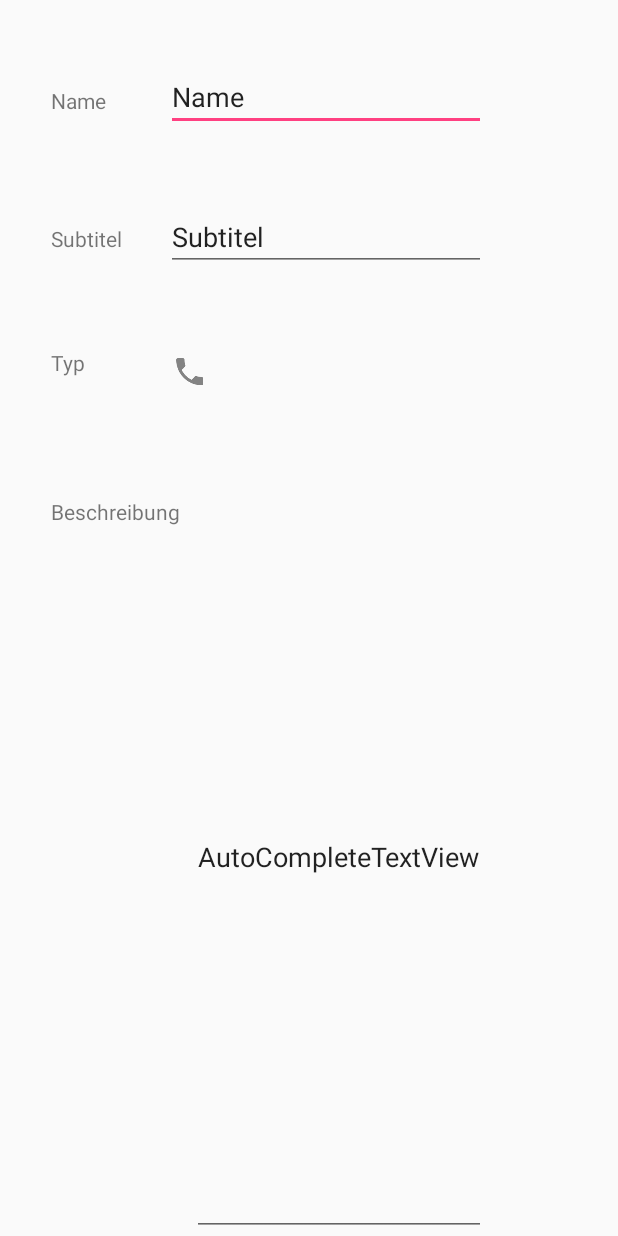
After one commit to Business-Corp/Zwen, an Android app: the layout media_intent.xml on its own in the app's theme, with its tools: preview values and no code run, on a phone screen of 412 x 824 dp. The commit adds this screen. Run offline under Robolectric (Android 15) with nearby library versions, the phone set to English and light mode, and no system bars.

Commit message:
neuer Intent

```diff
--- a/app/src/main/java/business_corp/zwen/MainActivity.java
+++ b/app/src/main/java/business_corp/zwen/MainActivity.java
@@ -1,5 +1,6 @@
 package business_corp.zwen;
 
+import android.content.Intent;
 import android.support.v7.app.AppCompatActivity;
 import android.os.Bundle;
 import android.view.View;
@@ -7,13 +8,18 @@ import android.widget.AdapterView;
 import android.widget.ListView;
 import android.widget.Toast;
 
+import java.io.Serializable;
 import java.util.ArrayList;
 
 public class MainActivity extends AppCompatActivity {
 
+    public final static String EXTRA_MESSAGE = "MediaIntent";
+
     private ListView mediathek;
     private ArrayList<Media> datensaetze;
     private CustomMediaAdapter listAdapter;
+
+
 
     @Override
     protected void onCreate(Bundle savedInstanceState) {
@@ -31,17 +37,26 @@ public class MainActivity extends AppCompatActivity {
 
         mediathek.setAdapter(listAdapter);
 
+
+
+
+
         mediathek.setOnItemClickListener(new AdapterView.OnItemClickListener() {
             @Override
             public void onItemClick(AdapterView<?> parent, View view, int position, long id) {
 
-                //String selectedValue = (String) ge
-                Toast.makeText(getApplicationContext(), "blah", Toast.LENGTH_LONG).show();
-                //Toast.makeText(getApplicationContext(),"blahblah", Toast.LENGTH_SHORT).show();
+
+                Intent intent = new Intent(MainActivity.this, MediaIntent.class);
+                Media media =(Media) mediathek.getItemAtPosition(position);
+
+                intent.putExtra(MainActivity.EXTRA_MESSAGE, (Serializable) media);
+                //Toast.makeText(getApplicationContext(), "blah", Toast.LENGTH_LONG).show();
+
 
             }
         });
 
 
     }
+
 }
--- a/app/src/main/java/business_corp/zwen/Media.java
+++ b/app/src/main/java/business_corp/zwen/Media.java
@@ -11,6 +11,7 @@ public class Media {
     private Integer id;
     private boolean idEingetragen=false;
     private String subtitle;
+    private String bescheibung;
 
     public Media(String nameC,String subtitleC ,Integer typeC){
         name=nameC;
@@ -18,10 +19,11 @@ public class Media {
         type=typeC;
 
     }
-    //------------------------------------------
+    //-----------------------------------------------------------------------------------------
     public String getName(){
         return name;
     }
+    public String getBescheibung(){return  bescheibung;}
     public Integer getType(){
         return type;
     }
@@ -31,7 +33,7 @@ public class Media {
     public String getSubtitle(){
         return subtitle;
     }
-    //------------------------------------------
+    //-----------------------------------------------------------------------------------------
     public void setName(String string){
         name=string;
     }
@@ -44,7 +46,10 @@ public class Media {
             idEingetragen=true;
         }
     }
-    //test kommentar
+    public void setBescheibung(String string){
+        bescheibung=string;
+    }
+    //------------------------------------------------------------------------------------------
     public void setSubtitle(String string){
         subtitle=string;
     }
--- /dev/null
+++ b/app/src/main/java/business_corp/zwen/MediaIntent.java
@@ -0,0 +1,51 @@
+package business_corp.zwen;
+
+import android.os.Bundle;
+import android.support.v7.app.AppCompatActivity;
+import android.widget.AutoCompleteTextView;
+import android.widget.ImageView;
+import android.widget.TextView;
+
+/**
+ * Created by Höling on 17.10.2016.
+ */
+
+public class MediaIntent extends AppCompatActivity{
+
+    protected void onCreate(Bundle savedInstanceState){
+        super.onCreate(savedInstanceState);
+        setContentView(R.layout.media_intent);
+
+
+        Object object = getIntent().getSerializableExtra(MainActivity.EXTRA_MESSAGE);
+        Media media = new Media("test","test",1);
+
+        if(object.getClass()==Media.class){
+
+           media=(Media)getIntent().getSerializableExtra(MainActivity.EXTRA_MESSAGE);
+
+        }
+
+        TextView nameTextView = (TextView)findViewById(R.id.mediaIntent_editName);
+        nameTextView.setText(media.getName());
+
+        TextView subtitleText = (TextView)findViewById(R.id.mediaIntent_subtitelEdit);
+        subtitleText.setText(media.getSubtitle());
+
+        ImageView typImage = (ImageView)findViewById(R.id.mediaIntent_imageView2);
+
+        if(media.getType()==1){
+            typImage.setImageResource(R.drawable.movie);
+        }else if(media.getType()==2){
+            typImage.setImageResource(R.drawable.series);
+        }
+
+        /*
+        AutoCompleteTextView beschreibungEdit = (AutoCompleteTextView)findViewById(R.id.mediaIntent_autoCompleteTextView);
+        beschreibungEdit.setText(media.getBescheibung());
+        */
+
+
+    }
+
+}
--- /dev/null
+++ b/app/src/main/res/layout/media_intent.xml
@@ -0,0 +1,96 @@
+<?xml version="1.0" encoding="utf-8"?>
+<RelativeLayout xmlns:android="http://schemas.android.com/apk/res/android"
+    xmlns:app="http://schemas.android.com/apk/res-auto"
+    android:orientation="vertical" android:layout_width="match_parent"
+    android:layout_height="match_parent">
+
+    <TextView
+        android:text="Name"
+        android:layout_width="wrap_content"
+        android:layout_height="wrap_content"
+        android:id="@+id/textView2"
+        android:layout_row="1"
+        android:layout_column="0"
+        android:layout_alignParentTop="true"
+        android:layout_alignParentLeft="true"
+        android:layout_alignParentStart="true"
+        android:layout_marginLeft="34dp"
+        android:layout_marginStart="34dp"
+        android:layout_marginTop="57dp" />
+
+    <EditText
+        android:layout_width="wrap_content"
+        android:layout_height="wrap_content"
+        android:inputType="textPersonName"
+        android:text="Name"
+        android:ems="10"
+        android:layout_alignParentTop="true"
+        android:layout_toRightOf="@+id/textView2"
+        android:layout_toEndOf="@+id/textView2"
+        android:layout_marginLeft="40dp"
+        android:layout_marginStart="40dp"
+        android:layout_marginTop="42dp"
+        android:id="@+id/mediaIntent_editName" />
+
+    <TextView
+        android:text="Subtitel"
+        android:layout_width="wrap_content"
+        android:layout_height="wrap_content"
+        android:layout_marginTop="62dp"
+        android:id="@+id/textView5"
+        android:layout_below="@+id/mediaIntent_editName"
+        android:layout_alignLeft="@+id/textView2"
+        android:layout_alignStart="@+id/textView2" />
+
+    <EditText
+        android:layout_width="wrap_content"
+        android:layout_height="wrap_content"
+        android:inputType="textPersonName"
+        android:text="Subtitel"
+        android:ems="10"
+        android:id="@+id/mediaIntent_subtitelEdit"
+        android:layout_alignBaseline="@+id/textView5"
+        android:layout_alignBottom="@+id/textView5"
+        android:layout_alignLeft="@+id/mediaIntent_editName"
+        android:layout_alignStart="@+id/mediaIntent_editName" />
+
+    <TextView
+        android:text="Typ"
+        android:layout_width="wrap_content"
+        android:layout_height="wrap_content"
+        android:layout_below="@+id/mediaIntent_subtitelEdit"
+        android:layout_alignLeft="@+id/textView5"
+        android:layout_alignStart="@+id/textView5"
+        android:layout_marginTop="51dp"
+        android:id="@+id/textView6" />
+
+    <ImageView
+        android:layout_width="wrap_content"
+        android:layout_height="wrap_content"
+        app:srcCompat="@drawable/movie"
+        android:layout_alignTop="@+id/textView6"
+        android:layout_alignLeft="@+id/mediaIntent_subtitelEdit"
+        android:layout_alignStart="@+id/mediaIntent_subtitelEdit"
+        android:id="@+id/mediaIntent_imageView2" />
+
+    <TextView
+        android:text="Beschreibung"
+        android:layout_width="wrap_content"
+        android:layout_height="wrap_content"
+        android:layout_below="@+id/mediaIntent_imageView2"
+        android:layout_alignLeft="@+id/textView6"
+        android:layout_alignStart="@+id/textView6"
+        android:layout_marginTop="67dp"
+        android:id="@+id/textView7" />
+
+    <AutoCompleteTextView
+        android:text="AutoCompleteTextView"
+        android:layout_width="wrap_content"
+        android:layout_height="match_parent"
+        android:layout_below="@+id/mediaIntent_imageView2"
+        android:layout_alignRight="@+id/mediaIntent_subtitelEdit"
+        android:layout_alignEnd="@+id/mediaIntent_subtitelEdit"
+        android:layout_marginTop="55dp"
+        android:id="@+id/mediaIntent_autoCompleteTextView" />
+
+</RelativeLayout>
```
